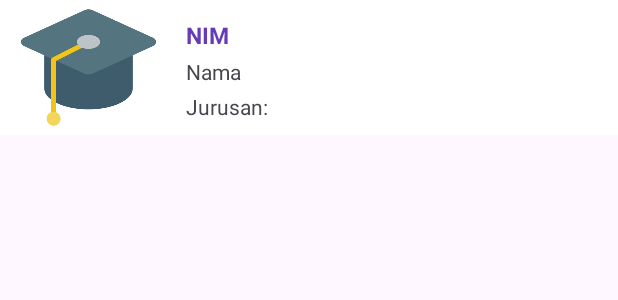
After one commit to bagus22520014/BBP_Firebase, an Android app: the layout view_design.xml on its own in the app's theme, with its tools: preview values and no code run, on a phone screen of 412 x 824 dp. The commit adds this screen. Shown: the top 300 px of the screen. Run offline under Robolectric (Android 15) with nearby library versions, the phone set to English and light mode, and no system bars.

Commit message:
Tugas Pertemuan 4

```diff
--- a/app/build.gradle.kts
+++ b/app/build.gradle.kts
@@ -52,4 +52,5 @@ dependencies {
     testImplementation("junit:junit:4.13.2")
     androidTestImplementation("androidx.test.ext:junit:1.1.5")
     androidTestImplementation("androidx.test.espresso:espresso-core:3.5.1")
+    implementation("com.google.android.material:material:1.2.0")
 }
--- a/app/src/main/AndroidManifest.xml
+++ b/app/src/main/AndroidManifest.xml
@@ -12,6 +12,9 @@
         android:supportsRtl="true"
         android:theme="@style/Theme.BBP_Firebase"
         tools:targetApi="31">
+        <activity
+            android:name=".MyListData"
+            android:exported="false" />
         <activity
             android:name=".LoginActivity"
             android:exported="true">
--- a/app/src/main/java/com/example/bbp_firebase/MainActivity.kt
+++ b/app/src/main/java/com/example/bbp_firebase/MainActivity.kt
@@ -77,6 +77,7 @@ class MainActivity : AppCompatActivity(), View.OnClickListener {
                         }
                     })
             R.id.showdata -> {
+                startActivity(Intent(this@MainActivity, MyListData::class.java))
             }
         }
     }
--- /dev/null
+++ b/app/src/main/res/drawable/line.xml
@@ -0,0 +1,6 @@
+<?xml version="1.0" encoding="utf-8"?>
+<shape xmlns:android="http://schemas.android.com/apk/res/android"
+    android:shape="rectangle">
+    <solid android:color="#FFD8D8D8"/>
+    <size android:height="0.5dp"/>
+</shape>
--- /dev/null
+++ b/app/src/main/res/layout/view_design.xml
@@ -0,0 +1,51 @@
+<?xml version="1.0" encoding="utf-8"?>
+<LinearLayout xmlns:android="http://schemas.android.com/apk/res/android"
+    xmlns:app="http://schemas.android.com/apk/res-auto"
+    android:orientation="horizontal"
+    android:layout_width="match_parent"
+    android:layout_height="wrap_content"
+    android:background="#FFFFFF"
+    android:gravity="center"
+    android:id="@+id/list_item">
+
+    <ImageView
+        android:layout_width="match_parent"
+        android:layout_height="90dp"
+        android:layout_weight="2.5"
+        app:srcCompat="@drawable/graduation_cap" />
+
+    <LinearLayout
+        android:layout_width="match_parent"
+        android:layout_height="wrap_content"
+        android:layout_marginLeft="6dp"
+        android:layout_weight="1"
+        android:orientation="vertical"
+        android:layout_marginStart="6dp">
+
+        <TextView
+            android:id="@+id/nimx"
+            android:layout_width="match_parent"
+            android:layout_height="wrap_content"
+            android:layout_marginTop="4dp"
+            android:text="NIM"
+            android:textSize="15sp"
+            android:textStyle="bold"
+            android:textColor="@color/purple_500"/>
+
+        <TextView
+            android:id="@+id/namax"
+            android:layout_width="match_parent"
+            android:layout_height="wrap_content"
+            android:layout_marginTop="4dp"
+            android:text="Nama" />
+
+        <TextView
+            android:id="@+id/jurusanx"
+            android:layout_width="match_parent"
+            android:layout_height="wrap_content"
+            android:layout_marginTop="4dp"
+            android:text="Jurusan:" />
+
+    </LinearLayout>
+
+</LinearLayout>
--- a/app/src/main/res/values/colors.xml
+++ b/app/src/main/res/values/colors.xml
@@ -2,4 +2,5 @@
 <resources>
     <color name="black">#FF000000</color>
     <color name="white">#FFFFFFFF</color>
+    <color name="purple_500">#673AB7</color>
 </resources>
```
Also changed, not shown: app/src/main/java/com/example/bbp_firebase/MyListData.kt (added, +84 -0 lines), app/src/main/java/com/example/bbp_firebase/RecyclerViewAdapter.kt (added, +67 -0 lines), app/src/main/res/layout/activity_my_list_data.xml (added, +16 -0 lines), app/src/main/res/drawable/graduation_cap.png (added).
